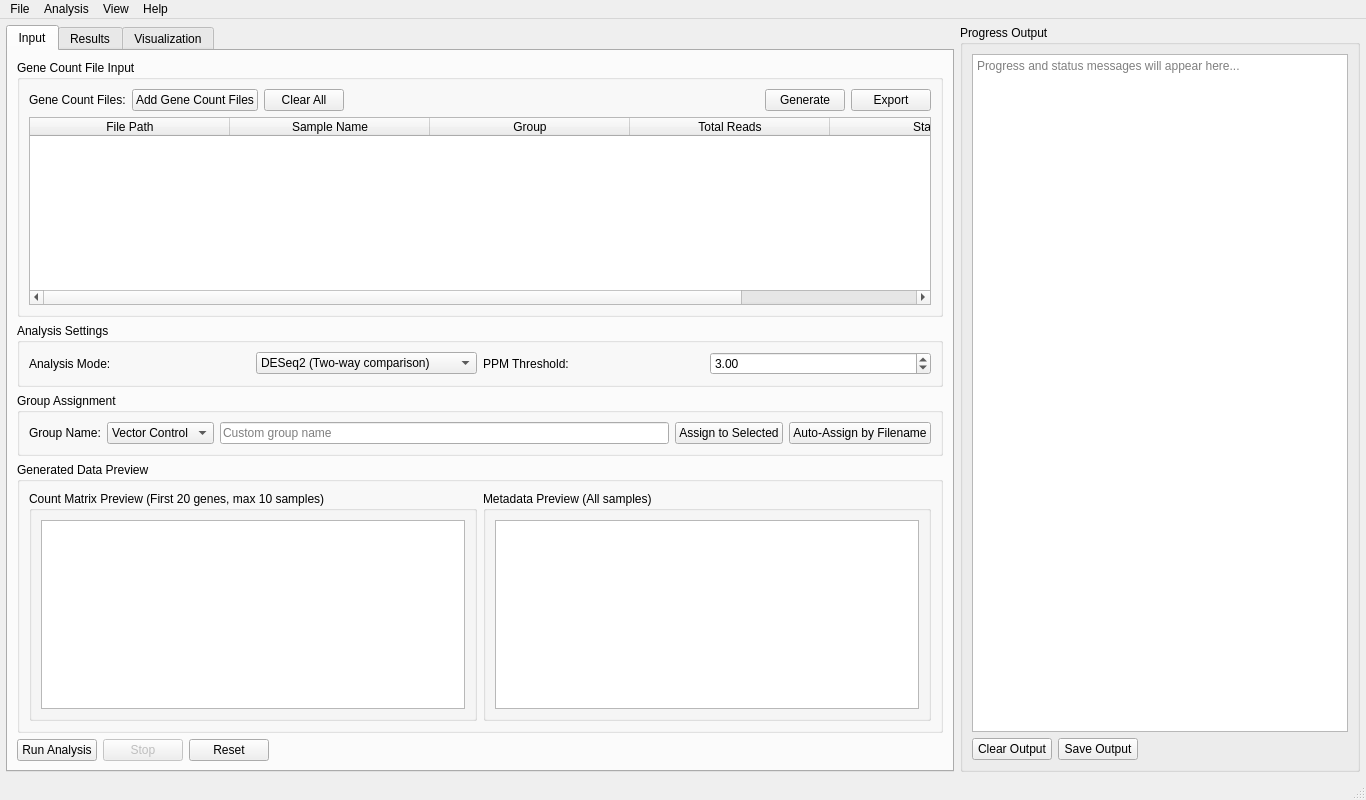
Qt form deseq2/ui/src/mainwindow.ui (emptyewer/deepn-) before a commit.
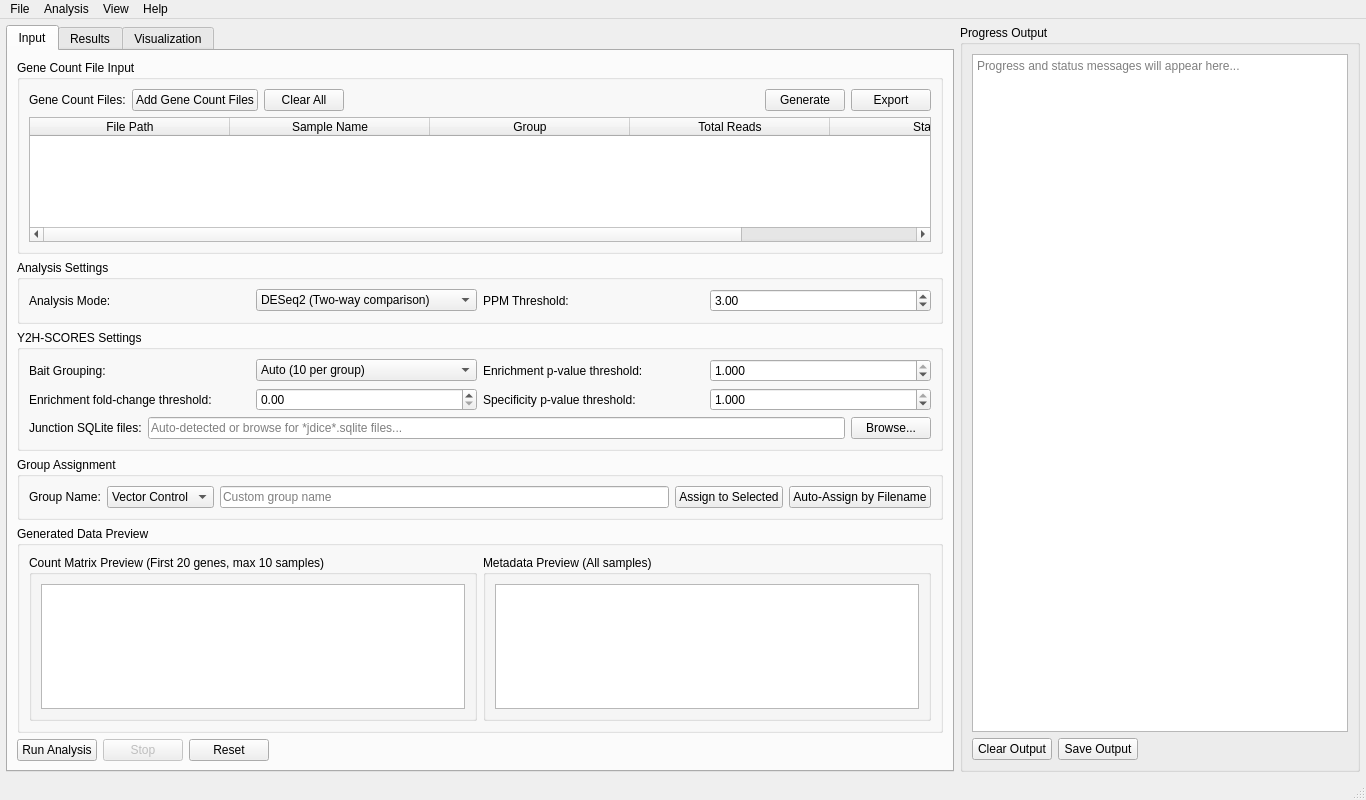
The same form after that commit. Icons and pictures are not drawn.

```diff
--- a/deseq2/ui/src/mainwindow.ui
+++ b/deseq2/ui/src/mainwindow.ui
@@ -218,6 +218,155 @@
           </layout>
          </widget>
         </item>
+        <item>
+         <widget class="QGroupBox" name="y2hScoresSettingsGroup">
+          <property name="title">
+           <string>Y2H-SCORES Settings</string>
+          </property>
+          <layout class="QVBoxLayout" name="y2hScoresSettingsLayout">
+           <item>
+            <layout class="QHBoxLayout" name="y2hScoresRow1">
+             <item>
+              <widget class="QLabel" name="baitGroupingLabel">
+               <property name="text">
+                <string>Bait Grouping:</string>
+               </property>
+              </widget>
+             </item>
+             <item>
+              <widget class="QComboBox" name="baitGroupingCombo">
+               <item>
+                <property name="text">
+                 <string>Auto (10 per group)</string>
+                </property>
+               </item>
+               <item>
+                <property name="text">
+                 <string>All in one group</string>
+                </property>
+               </item>
+               <item>
+                <property name="text">
+                 <string>Custom...</string>
+                </property>
+               </item>
+              </widget>
+             </item>
+             <item>
+              <widget class="QLabel" name="enrichPvalLabel">
+               <property name="text">
+                <string>Enrichment p-value threshold:</string>
+               </property>
+              </widget>
+             </item>
+             <item>
+              <widget class="QDoubleSpinBox" name="enrichPvalSpinBox">
+               <property name="decimals">
+                <number>3</number>
+               </property>
+               <property name="minimum">
+                <double>0.000000000000000</double>
+               </property>
+               <property name="maximum">
+                <double>1.000000000000000</double>
+               </property>
+               <property name="singleStep">
+                <double>0.010000000000000</double>
+               </property>
+               <property name="value">
+                <double>1.000000000000000</double>
+               </property>
+              </widget>
+             </item>
+            </layout>
+           </item>
+           <item>
+            <layout class="QHBoxLayout" name="y2hScoresRow2">
+             <item>
+              <widget class="QLabel" name="enrichFcLabel">
+               <property name="text">
+                <string>Enrichment fold-change threshold:</string>
+               </property>
+              </widget>
+             </item>
+             <item>
+              <widget class="QDoubleSpinBox" name="enrichFcSpinBox">
+               <property name="decimals">
+                <number>2</number>
+               </property>
+               <property name="minimum">
+                <double>0.000000000000000</double>
+               </property>
+               <property name="maximum">
+                <double>10.000000000000000</double>
+               </property>
+               <property name="singleStep">
+                <double>0.100000000000000</double>
+               </property>
+               <property name="value">
+                <double>0.000000000000000</double>
+               </property>
+              </widget>
+             </item>
+             <item>
+              <widget class="QLabel" name="specPvalLabel">
+               <property name="text">
+                <string>Specificity p-value threshold:</string>
+               </property>
+              </widget>
+             </item>
+             <item>
+              <widget class="QDoubleSpinBox" name="specPvalSpinBox">
+               <property name="decimals">
+                <number>3</number>
+               </property>
+               <property name="minimum">
+                <double>0.000000000000000</double>
+               </property>
+               <property name="maximum">
+                <double>1.000000000000000</double>
+               </property>
+               <property name="singleStep">
+                <double>0.010000000000000</double>
+               </property>
+               <property name="value">
+                <double>1.000000000000000</double>
+               </property>
+              </widget>
+             </item>
+            </layout>
+           </item>
+           <item>
+            <layout class="QHBoxLayout" name="y2hScoresRow3">
+             <item>
+              <widget class="QLabel" name="junctionFilesLabel">
+               <property name="text">
+                <string>Junction SQLite files:</string>
+               </property>
+              </widget>
+             </item>
+             <item>
+              <widget class="QLineEdit" name="junctionFilesEdit">
+               <property name="readOnly">
+                <bool>true</bool>
+               </property>
+               <property name="placeholderText">
+                <string>Auto-detected or browse for *jdice*.sqlite files...</string>
+               </property>
+              </widget>
+             </item>
+             <item>
+              <widget class="QPushButton" name="browseJunctionBtn">
+               <property name="text">
+                <string>Browse...</string>
+               </property>
+              </widget>
+             </item>
+            </layout>
+           </item>
+          </layout>
+         </widget>
+        </item>
         <item>
          <widget class="QGroupBox" name="groupAssignmentGroup">
           <property name="title">
```
Left out of the diff: 38 changed lines with no effect on the pictures.
